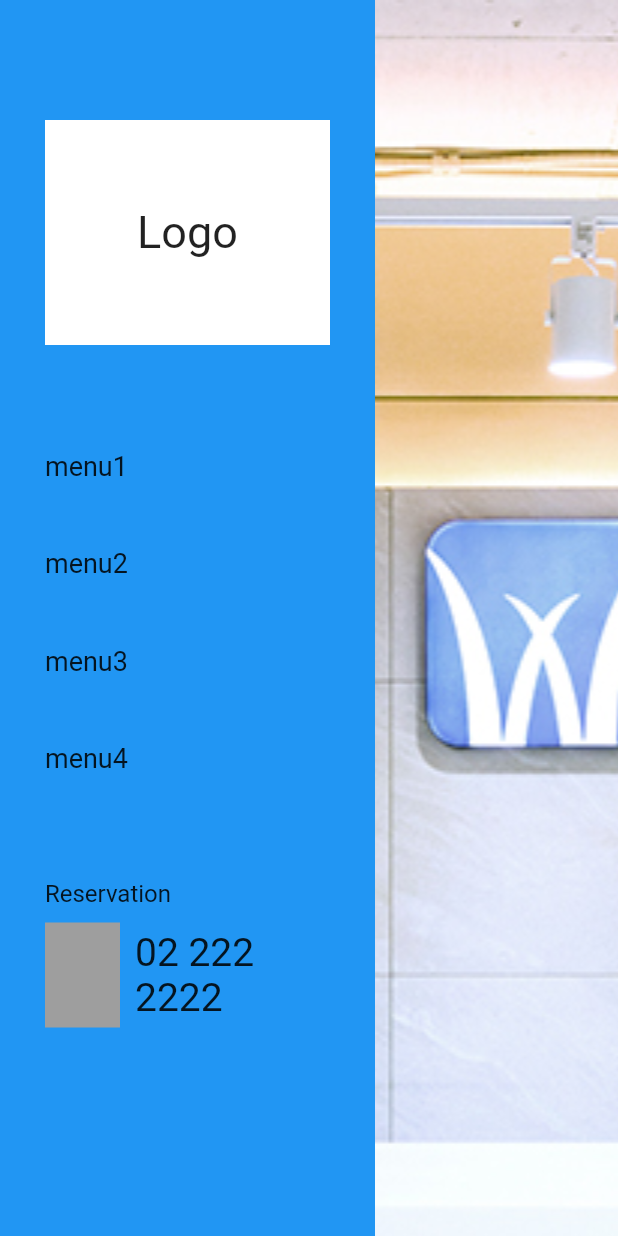
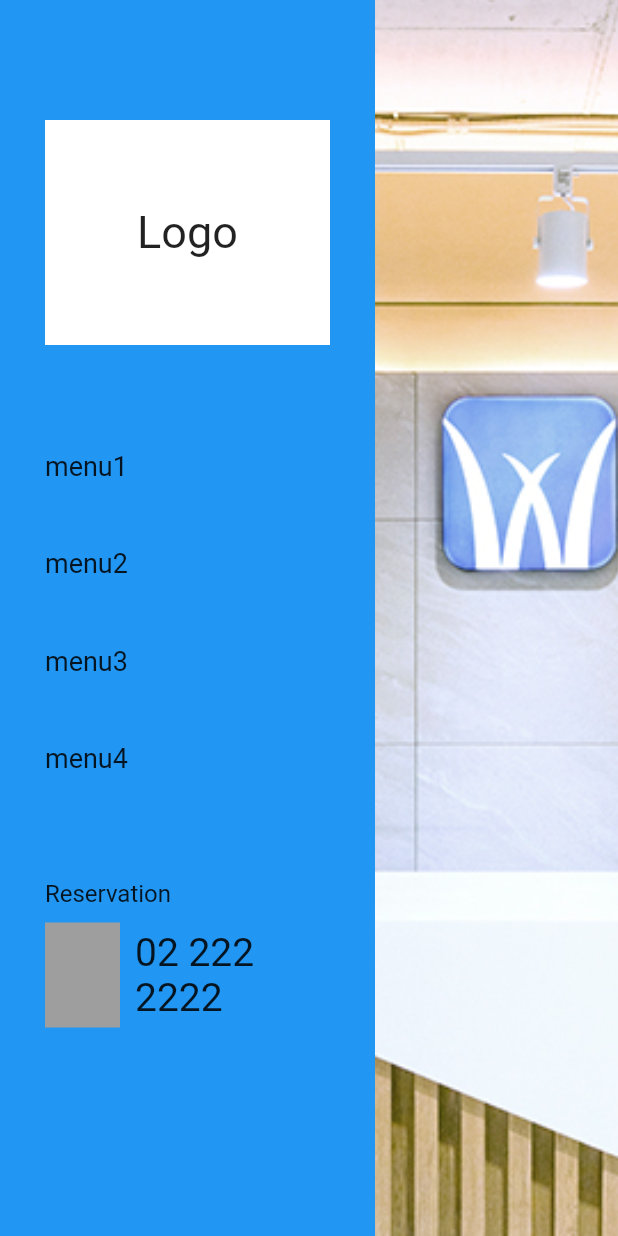
Before and after one commit to jeong-u-jeong/Menu_project, a Flutter app: the screen it shows after launch, on a phone screen of 412 x 824 dp. Run offline on Flutter 3.47's test engine with Material 2 defaults, Android fonts, the phone set to English and light mode, and no system bars; drawn by our look-alikes of carousel_slider; our stand-ins replace flutter_screenutil.

Commit message:
홈 슬라이더 수정 (반응형)

```diff
--- a/lib/main.dart
+++ b/lib/main.dart
@@ -1,5 +1,5 @@
 import 'package:flutter/material.dart';
-import 'package:project_menu/src/home.dart';
+import 'package:project_menu/src/home_page.dart';
 
 void main() {
   runApp(const MyApp());
--- a/lib/src/home.dart
+++ b/lib/src/home_page.dart
@@ -4,6 +4,7 @@ import 'package:project_menu/src/widget/contents1_widget.dart';
 import 'package:project_menu/src/widget/contents2_widget.dart';
 import 'package:project_menu/src/widget/footer_widget.dart';
 import 'package:project_menu/src/widget/menu_widget.dart';
+import 'package:flutter_screenutil/flutter_screenutil.dart';
 
 class HomePage extends StatelessWidget {
   const HomePage({Key? key}) : super(key: key);
--- a/lib/src/widget/carouselslider_widget.dart
+++ b/lib/src/widget/carouselslider_widget.dart
@@ -1,6 +1,7 @@
 import 'package:carousel_slider/carousel_slider.dart';
 import 'package:flutter/cupertino.dart';
 import 'package:flutter/material.dart';
+import 'package:flutter_screenutil/flutter_screenutil.dart';
 
 class ImgSlider extends StatefulWidget {
   const ImgSlider({Key? key}) : super(key: key);
@@ -15,7 +16,7 @@ class _ImgSliderState extends State<ImgSlider> {
     return Container(
       child: CarouselSlider(
         options: CarouselOptions(
-          height: 1080,
+          height: MediaQuery.of(context).size.height,
           autoPlay: true,
             viewportFraction: 1.0
         ),
--- a/lib/src/widget/contents1_widget.dart
+++ b/lib/src/widget/contents1_widget.dart
@@ -1,5 +1,6 @@
 import 'package:flutter/cupertino.dart';
 import 'package:flutter/material.dart';
+import 'package:flutter_screenutil/flutter_screenutil.dart';
 
 class contents1 extends StatelessWidget {
   const contents1({Key? key}) : super(key: key);
--- a/pubspec.yaml
+++ b/pubspec.yaml
@@ -36,6 +36,7 @@ dependencies:
   # Use with the CupertinoIcons class for iOS style icons.
   cupertino_icons: ^1.0.2
   carousel_slider: ^4.2.1
+  flutter_screenutil: ^5.7.0
 
 dev_dependencies:
   flutter_test:
```
Also changed, not shown: pubspec.lock, 1 other file.
